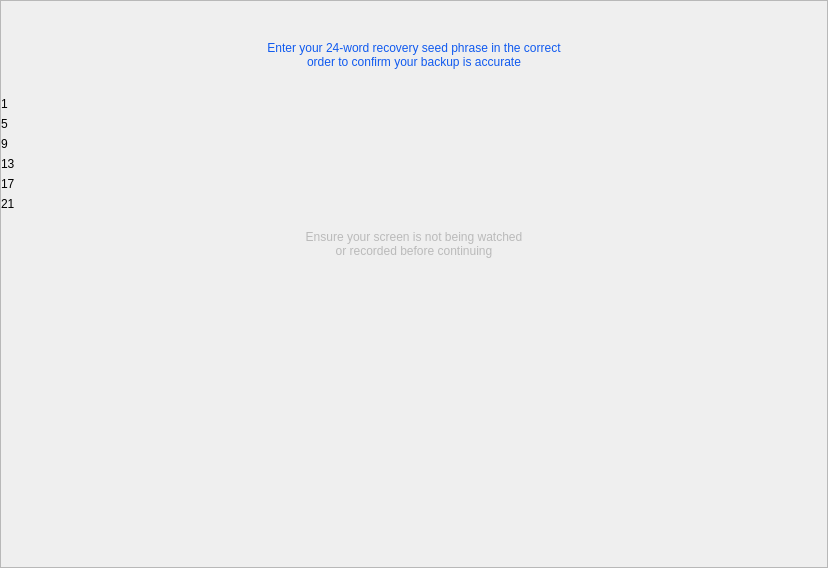
Veil-Project/veil, file src/qt/veil/forms/tutorialmnemonicrevealed.ui: the form before one commit.
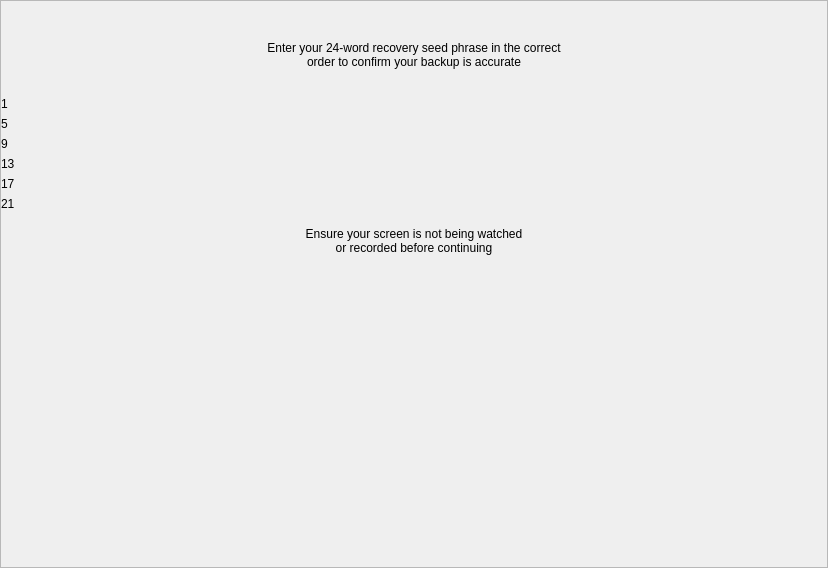
The form after the commit.

The edit to the form file:
```diff
--- a/src/qt/veil/forms/tutorialmnemonicrevealed.ui
+++ b/src/qt/veil/forms/tutorialmnemonicrevealed.ui
@@ -86,9 +86,6 @@
           <height>40</height>
          </size>
         </property>
-        <property name="styleSheet">
-         <string notr="true">color:#105aef;</string>
-        </property>
         <property name="text">
          <string>Enter your 24-word recovery seed phrase in the correct 
 order to confirm your backup is accurate</string>
@@ -207,10 +204,6 @@
           <height>50</height>
          </size>
         </property>
-        <property name="styleSheet">
-         <string notr="true">color:#bababa;
-padding-top:3px;</string>
-        </property>
         <property name="text">
          <string>Ensure your screen is not being watched 
 or recorded before continuing
```
